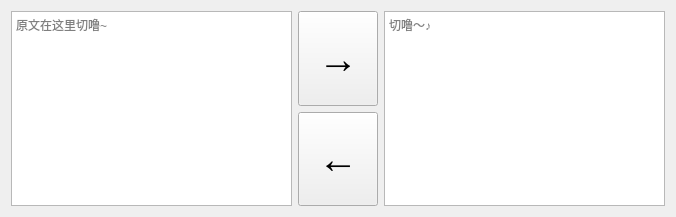
Before: the Qt Designer form src/gui.ui in H1MSK/Chieru-Translator, drawn with Qt 5.
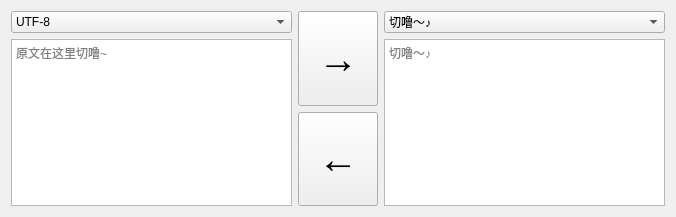
After: the same form once the commit is applied.

What changed in the file:
```diff
--- a/src/gui.ui
+++ b/src/gui.ui
@@ -15,12 +15,30 @@
   </property>
   <layout class="QHBoxLayout" name="central_layout">
    <item>
+    <layout class="QVBoxLayout" name="layout_original">
+     <item>
+      <widget class="QComboBox" name="combo_encode">
+       <item>
+        <property name="text">
+         <string>UTF-8</string>
+        </property>
+       </item>
+       <item>
+        <property name="text">
+         <string>GBK</string>
+        </property>
+       </item>
+      </widget>
+     </item>
+     <item>
     <widget class="QPlainTextEdit" name="textedit_original">
      <property name="placeholderText">
       <string>原文在这里切噜~</string>
      </property>
     </widget>
    </item>
+    </layout>
+   </item>
    <item>
     <layout class="QVBoxLayout" name="layout_control">
      <item>
@@ -74,11 +92,24 @@
     </layout>
    </item>
    <item>
+    <layout class="QVBoxLayout" name="layout_translated">
+     <item>
+      <widget class="QComboBox" name="combo_chieru">
+       <item>
+        <property name="text">
+         <string>切噜～♪</string>
+        </property>
+       </item>
+      </widget>
+     </item>
+     <item>
     <widget class="QPlainTextEdit" name="textedit_translated">
      <property name="placeholderText">
       <string>切噜～♪</string>
      </property>
     </widget>
+     </item>
+    </layout>
    </item>
   </layout>
  </widget>
```
Lines whose indentation alone changed are shown as unchanged.
